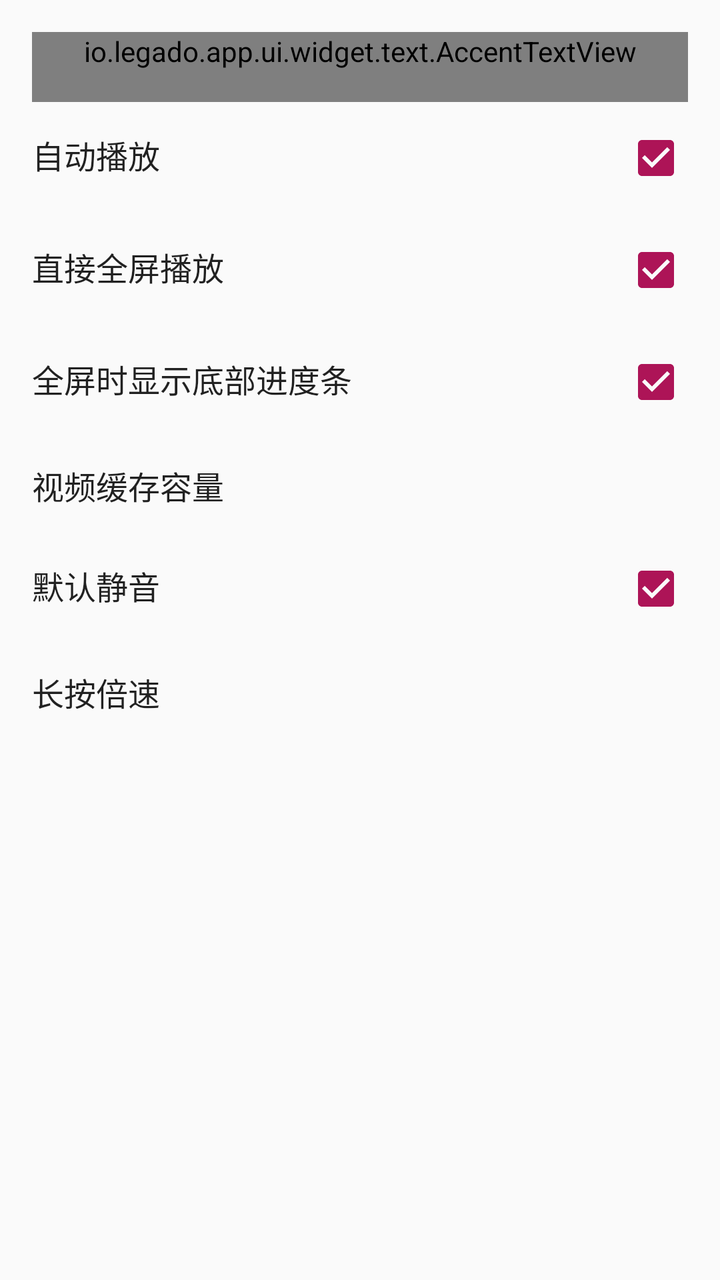
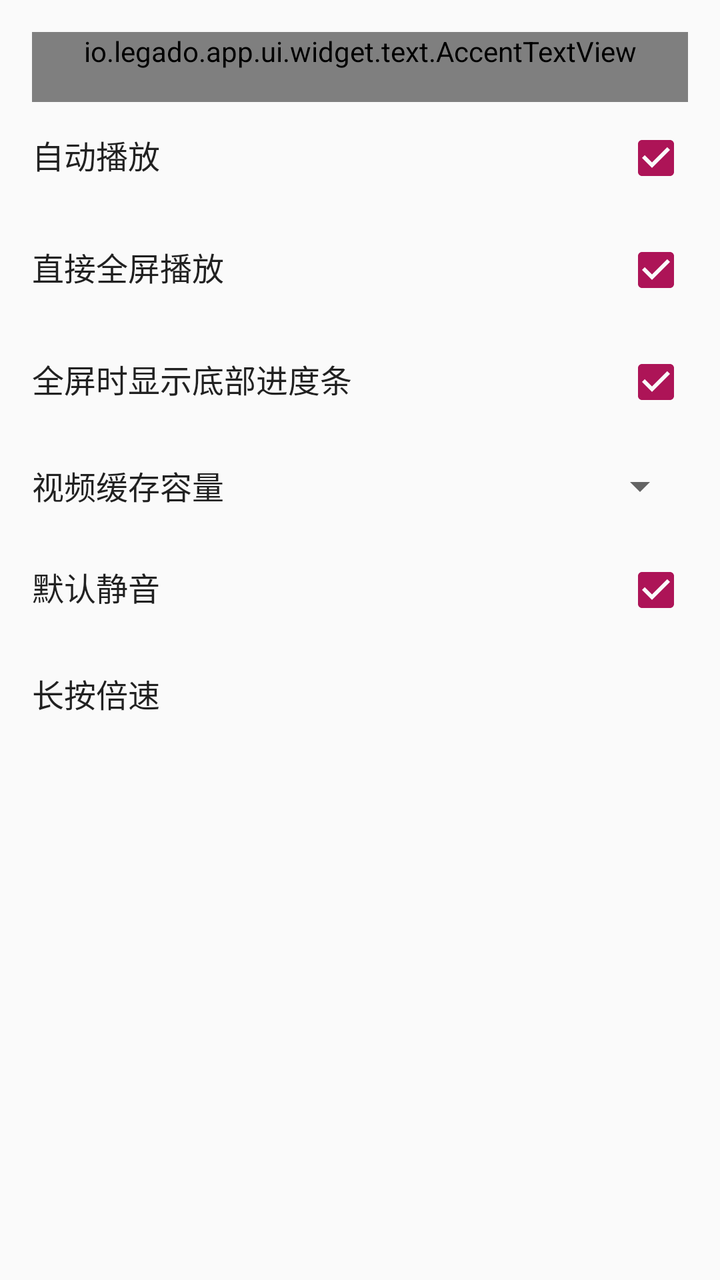

Compare the two renders of this Android layout. The source of the first and the diff that turns it into the second are given below.
<!-- AndroidManifest.xml: application theme AppTheme.Light -->
<!-- res/layout/dialog_video_settings.xml -->
<?xml version="1.0" encoding="utf-8"?>
<androidx.core.widget.NestedScrollView xmlns:android="http://schemas.android.com/apk/res/android"
    android:layout_width="match_parent"
    android:layout_height="match_parent"
    android:padding="16dp">

    <LinearLayout
        android:layout_width="match_parent"
        android:layout_height="wrap_content"
        android:orientation="vertical">

        <io.legado.app.ui.widget.text.AccentTextView
            android:layout_width="match_parent"
            android:layout_height="wrap_content"
            android:paddingBottom="16dp"
            android:text="@string/config_settings"
            android:textSize="18sp" />

        <LinearLayout
            android:layout_width="match_parent"
            android:layout_height="wrap_content"
            android:orientation="horizontal"
            android:paddingTop="12dp"
            android:paddingBottom="12dp">

            <TextView
                android:layout_width="0dp"
                android:layout_height="wrap_content"
                android:layout_weight="1"
                android:text="@string/auto_play"
                android:textColor="@color/primaryText"
                android:textSize="16sp" />

            <CheckBox
                android:id="@+id/cb_auto_play"
                android:layout_width="wrap_content"
                android:layout_height="wrap_content"
                android:checked="true" />

        </LinearLayout>

        <LinearLayout
            android:id="@+id/ct_start_full"
            android:layout_width="match_parent"
            android:layout_height="wrap_content"
            android:orientation="horizontal"
            android:paddingTop="12dp"
            android:paddingBottom="12dp">

            <TextView
                android:layout_width="0dp"
                android:layout_height="wrap_content"
                android:layout_weight="1"
                android:text="@string/start_full"
                android:textColor="@color/primaryText"
                android:textSize="16sp" />

            <CheckBox
                android:id="@+id/cb_start_full"
                android:layout_width="wrap_content"
                android:layout_height="wrap_content"
                android:checked="true" />

        </LinearLayout>

        <LinearLayout
            android:layout_width="match_parent"
            android:layout_height="wrap_content"
            android:orientation="horizontal"
            android:paddingTop="12dp"
            android:paddingBottom="12dp">

            <TextView
                android:layout_width="0dp"
                android:layout_height="wrap_content"
                android:layout_weight="1"
                android:text="@string/full_bottom_progress"
                android:textColor="@color/primaryText"
                android:textSize="16sp" />

            <CheckBox
                android:id="@+id/cb_full_bottom_progress"
                android:layout_width="wrap_content"
                android:layout_height="wrap_content"
                android:checked="true" />

        </LinearLayout>

        <TextView
            android:id="@+id/tv_video_cache_size"
            android:layout_width="match_parent"
            android:layout_height="wrap_content"
            android:clickable="true"
            android:focusable="true"
            android:paddingTop="12dp"
            android:paddingBottom="12dp"
            android:text="@string/video_cache_size"
            android:textColor="@color/primaryText"
            android:textSize="16sp" />

        <LinearLayout
            android:layout_width="match_parent"
            android:layout_height="wrap_content"
            android:orientation="horizontal"
            android:paddingTop="12dp"
            android:paddingBottom="12dp">

            <TextView
                android:layout_width="0dp"
                android:layout_height="wrap_content"
                android:layout_weight="1"
                android:text="@string/mute_on_start"
                android:textColor="@color/primaryText"
                android:textSize="16sp" />

            <CheckBox
                android:id="@+id/cb_mute_on_start"
                android:layout_width="wrap_content"
                android:layout_height="wrap_content"
                android:checked="true" />

        </LinearLayout>

        <TextView
            android:id="@+id/tv_press_speed"
            android:layout_width="match_parent"
            android:layout_height="wrap_content"
            android:clickable="true"
            android:focusable="true"
            android:paddingTop="12dp"
            android:paddingBottom="12dp"
            android:text="@string/press_speed"
            android:textColor="@color/primaryText"
            android:textSize="16sp" />

    </LinearLayout>

</androidx.core.widget.NestedScrollView>
<!-- resources referenced by this layout -->
<resources>
  <color name="primaryText">#de000000</color>
  <string name="auto_play">自动播放</string>
  <string name="config_settings">配置</string>
  <string name="full_bottom_progress">全屏时显示底部进度条</string>
  <string name="mute_on_start">默认静音</string>
  <string name="press_speed">长按倍速</string>
  <string name="start_full">直接全屏播放</string>
  <string name="video_cache_size">视频缓存容量</string>
  <style name="AppTheme.Light" parent="Base.AppTheme">
          <item name="actionBarStyle">@style/AppTheme.AppBarOverlay.Light</item>
      </style>
  <style name="Base.AppTheme" parent="Theme.AppCompat.DayNight.NoActionBar">
          <item name="colorPrimary">@color/primary</item>
          <item name="colorPrimaryDark">@color/primaryDark</item>
          <item name="colorAccent">@color/accent</item>
          <item name="actionOverflowMenuStyle">@style/Style.PopupMenu</item>
          <item name="android:itemTextAppearance">@style/Style.MenuItemText</item>
          <item name="android:popupMenuStyle">@style/Style.PopupMenu</item>
          <item name="android:statusBarColor">@color/transparent</item>
          <item name="android:windowDrawsSystemBarBackgrounds">true</item>
      </style>
  <style name="AppTheme.AppBarOverlay.Light" parent="ThemeOverlay.AppCompat.Light">
          <item name="colorAccent">@color/md_grey_900</item>
      </style>
  <color name="primary">@color/md_light_blue_800</color>
  <color name="primaryDark">@color/md_light_blue_900</color>
  <color name="accent">@color/md_pink_800</color>
  <style name="Style.PopupMenu" parent="Widget.AppCompat.PopupMenu">
          <item name="android:popupBackground">@drawable/bg_popup_menu</item>
      </style>
  <style name="Style.MenuItemText" parent="@android:style/TextAppearance.Widget.IconMenu.Item">
          <item name="android:textColor">@color/menu_color_default</item>
          <item name="android:textSize">16sp</item>
      </style>
  <color name="transparent">#00000000</color>
  <color name="md_grey_900">#212121</color>
  <color name="md_light_blue_800">#0277BD</color>
  <color name="md_light_blue_900">#01579B</color>
  <color name="md_pink_800">#AD1457</color>
  <!-- drawable bg_popup_menu (drawable) -->
  <?xml version="1.0" encoding="utf-8"?>
  <shape xmlns:android="http://schemas.android.com/apk/res/android"
         android:shape="rectangle">
  
      <solid android:color="@color/background_menu"/>
  
      <corners android:radius="2dp"/>
  
  </shape>
  <color name="menu_color_default">#383838</color>
  <color name="background_menu">@color/md_grey_200</color>
  <color name="md_grey_200">#EEEEEE</color>
</resources>

<!-- the commit's change to res/layout/dialog_video_settings.xml (unified diff, before → after) -->
@@ -86,17 +86,27 @@
 
         </LinearLayout>
 
-        <TextView
-            android:id="@+id/tv_video_cache_size"
+        <LinearLayout
             android:layout_width="match_parent"
             android:layout_height="wrap_content"
-            android:clickable="true"
-            android:focusable="true"
+            android:orientation="horizontal"
             android:paddingTop="12dp"
-            android:paddingBottom="12dp"
-            android:text="@string/video_cache_size"
-            android:textColor="@color/primaryText"
-            android:textSize="16sp" />
+            android:paddingBottom="12dp">
+
+            <TextView
+                android:layout_width="0dp"
+                android:layout_height="wrap_content"
+                android:layout_weight="1"
+                android:text="@string/video_cache_size"
+                android:textColor="@color/primaryText"
+                android:textSize="16sp" />
+
+            <Spinner
+                android:id="@+id/sp_video_cache_size"
+                android:layout_width="wrap_content"
+                android:layout_height="wrap_content" />
+
+        </LinearLayout>
 
         <LinearLayout
             android:layout_width="match_parent"
